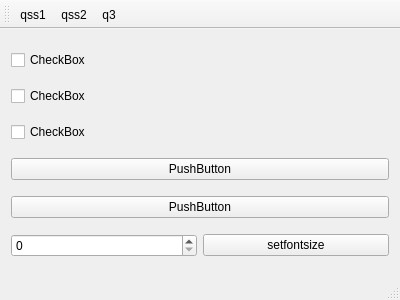
This is App/AppQssTest/qssmainwindow.ui in tiangaomingjing/ServoDriveTech as Qt 5 draws it before an edit. The edited form follows.
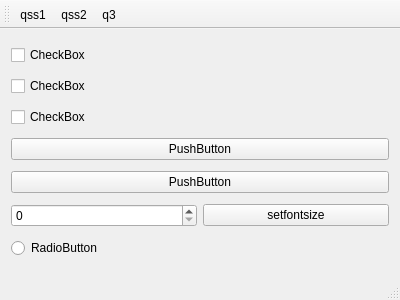
This is the edited form.

```diff
--- a/App/AppQssTest/qssmainwindow.ui
+++ b/App/AppQssTest/qssmainwindow.ui
@@ -64,6 +64,13 @@
       </item>
      </layout>
     </item>
+    <item>
+     <widget class="QRadioButton" name="radioButton">
+      <property name="text">
+       <string>RadioButton</string>
+      </property>
+     </widget>
+    </item>
    </layout>
   </widget>
   <widget class="QMenuBar" name="menuBar">
```
